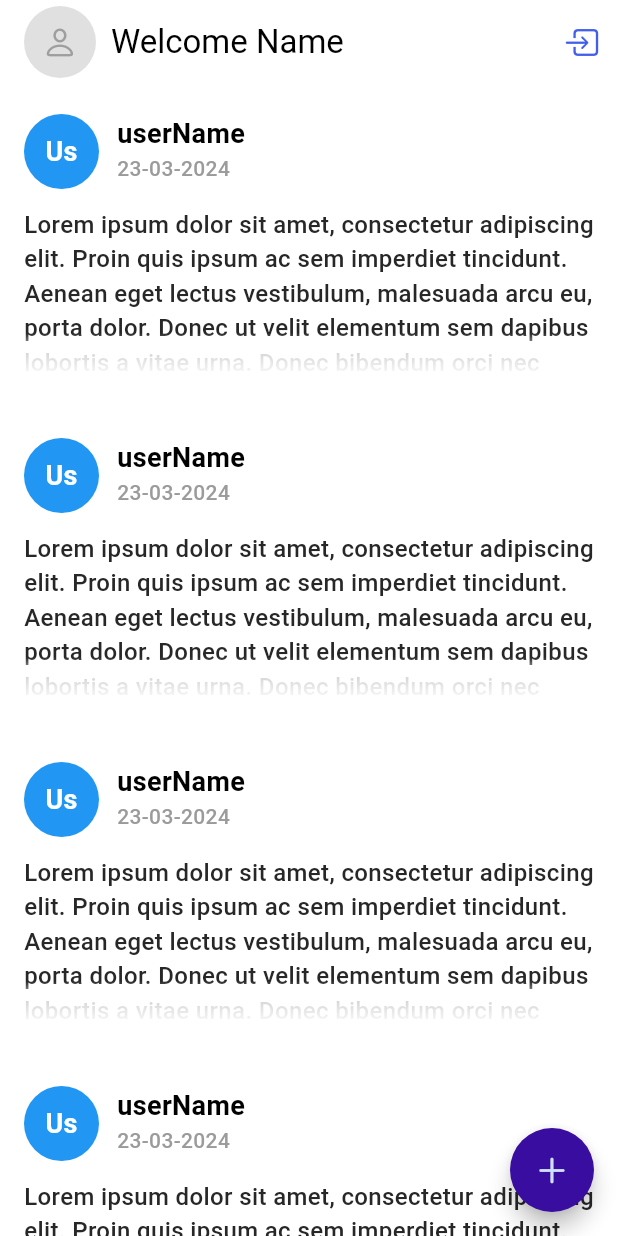
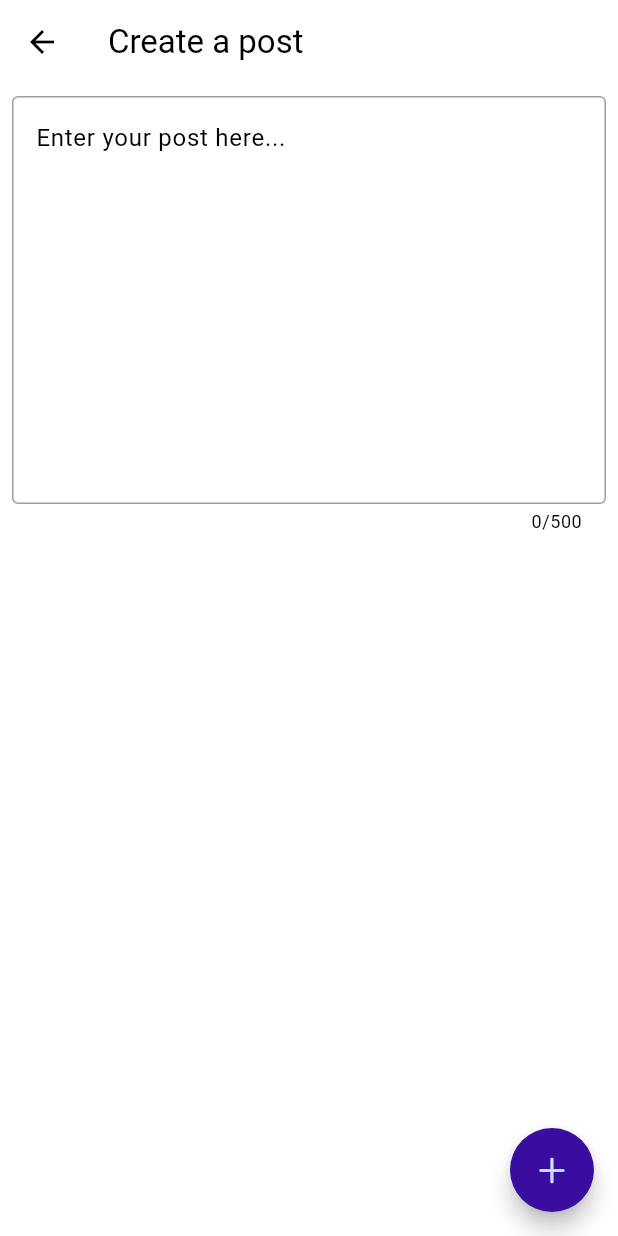
Before and after one commit to antonio63963/flutter_social, a Flutter app: the screen it shows once a user with an empty profile is signed in, after a tap on an icon or button, on a phone screen of 412 x 824 dp. Run offline on Flutter 3.47's test engine with Material 3 defaults, Android fonts, the phone set to English and light mode, and no system bars; our stand-ins replace bloc, cloud_firestore, equatable, firebase_auth, firebase_core, firebase_storage and 4 more; accounts and stored records are empty.

Commit message:
create post

```diff
--- a/lib/screens/home/home_screen.dart
+++ b/lib/screens/home/home_screen.dart
@@ -9,7 +9,9 @@ import 'package:logger/logger.dart';
 import 'package:social/blocs/my_user_bloc/my_user_bloc.dart';
 import 'package:social/blocs/sign_in_bloc/sign_in_bloc.dart';
 import 'package:social/blocs/update_user_info_bloc/update_user_info_bloc.dart';
+import 'package:social/components/fab.dart';
 import 'package:social/components/post_card/post_card.dart';
+import 'package:social/screens/home/post_screen.dart';
 import 'package:user_repository/user_repository.dart';
 
 final logger = Logger();
@@ -138,13 +140,14 @@ class _HomeScreenState extends State<HomeScreen> {
               );
             },
           ),
-          floatingActionButton: FloatingActionButton(
-            onPressed: () {},
-            shape: const CircleBorder(),
-            child: const Icon(
-              CupertinoIcons.add,
-            ),
-          ),
+          floatingActionButton: Fab(onFab: () {
+            Navigator.push(
+              context,
+              MaterialPageRoute<void>(
+                builder: (BuildContext context) => const PostScreen(),
+              ),
+            );
+          }),
         ),
       ),
     );
--- /dev/null
+++ b/lib/screens/home/post_screen.dart
@@ -0,0 +1,46 @@
+import 'package:flutter/material.dart';
+import 'package:social/components/fab.dart';
+
+class PostScreen extends StatelessWidget {
+  const PostScreen({super.key});
+
+  @override
+  Widget build(BuildContext context) {
+    final theme = Theme.of(context);
+
+    return SafeArea(
+      child: GestureDetector(
+        onTap: () => FocusScope.of(context).unfocus(),
+        child: Scaffold(
+          backgroundColor: theme.colorScheme.background,
+          appBar: AppBar(
+            title: Text('Create a post'),
+            elevation: 0,
+            backgroundColor: theme.colorScheme.background,
+          ),
+          body: SingleChildScrollView(
+            child: Padding(
+                padding: const EdgeInsets.all(8),
+                child: TextField(
+                  // minLines: 1,
+                  maxLines: 10,
+                  maxLength: 500,
+                  decoration: InputDecoration(
+                    hintText: 'Enter your post here...',
+                    enabledBorder: OutlineInputBorder(
+                      borderSide: BorderSide(color: Colors.grey),
+                      borderRadius: BorderRadius.circular(4),
+                    ),
+                    focusedBorder: OutlineInputBorder(
+                      borderSide: BorderSide(color: theme.colorScheme.onBackground),
+                      borderRadius: BorderRadius.circular(4),
+                    ),
+                  ),
+                )),
+          ),
+          floatingActionButton: Fab(onFab: () {}),
+        ),
+      ),
+    );
+  }
+}
```
